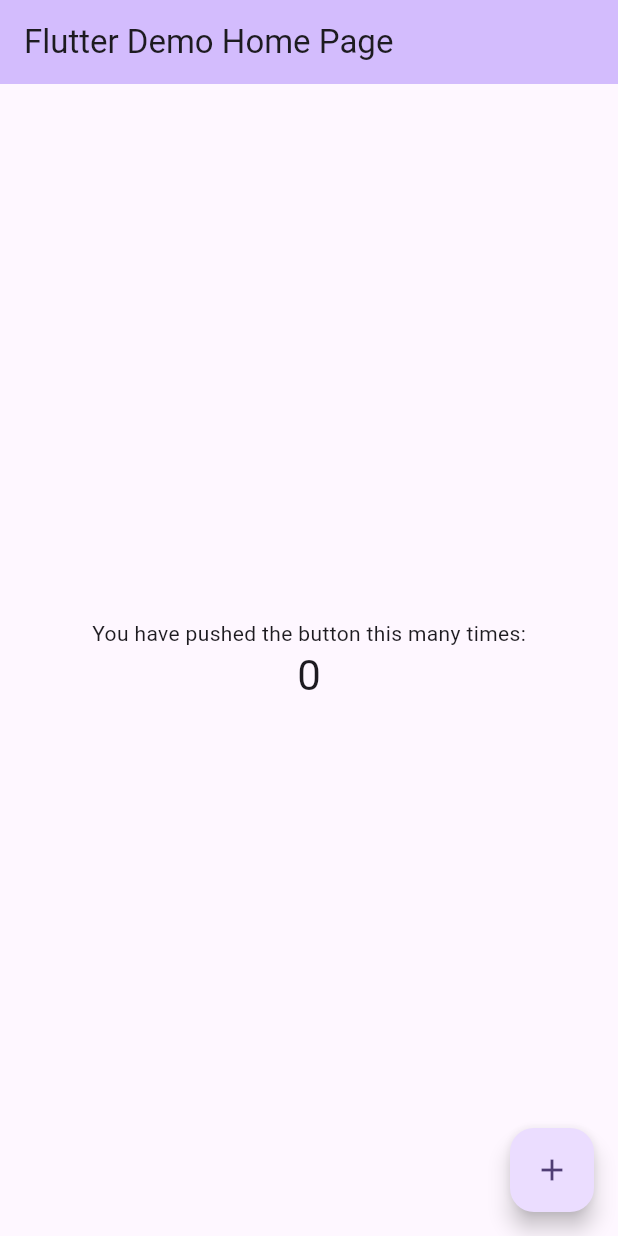
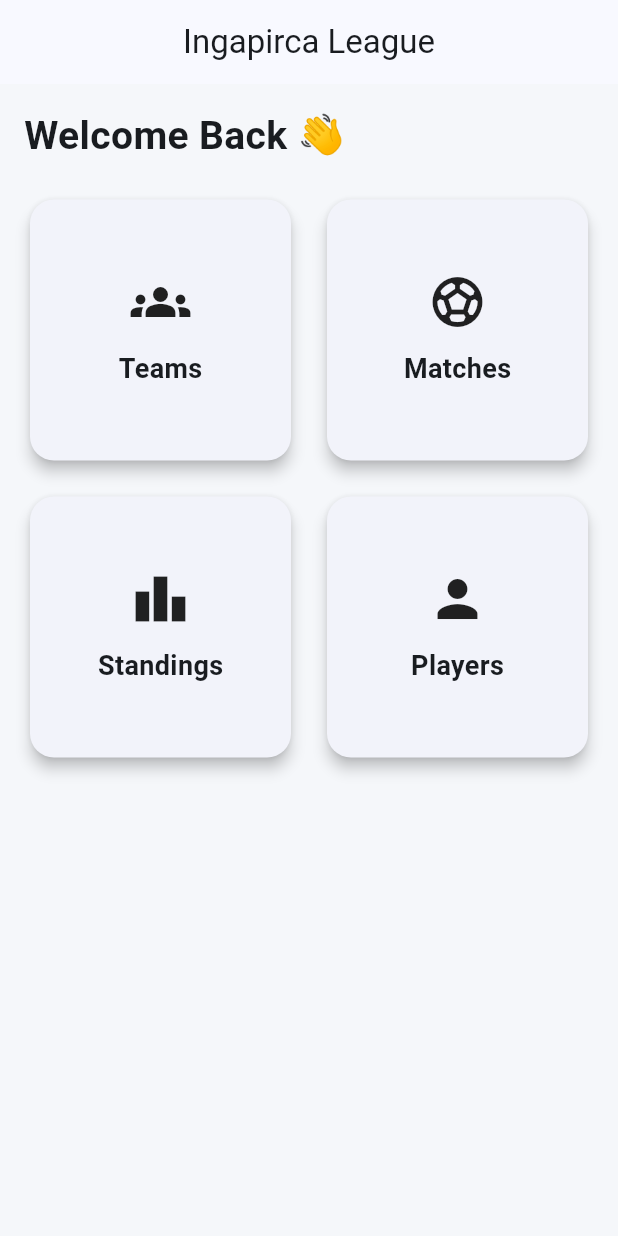
Before and after one commit to jack-narv/ingapirca_league_frontend, a Flutter app: the screen it shows after launch, on a phone screen of 412 x 824 dp. Run offline on Flutter 3.47's test engine with Material 3 defaults, Android fonts, the phone set to English and light mode, and no system bars.

Commit message:
initial styles

```diff
--- /dev/null
+++ b/lib/core/theme/app_theme.dart
@@ -0,0 +1,22 @@
+import 'package:flutter/material.dart';
+
+class AppTheme {
+  static ThemeData lightTheme = ThemeData(
+    useMaterial3: true,
+    colorScheme: ColorScheme.fromSeed(
+      seedColor: const Color(0xFF1E88E5),
+      brightness: Brightness.light,
+    ),
+    scaffoldBackgroundColor: const Color(0xFFF5F7FA),
+    appBarTheme: const AppBarTheme(
+      centerTitle: true,
+      elevation: 0,
+    ),
+    cardTheme: CardThemeData(
+      elevation: 4,
+      shape: RoundedRectangleBorder(
+        borderRadius: BorderRadius.circular(16),
+      ),
+    ),
+  );
+}
--- /dev/null
+++ b/lib/features/home/home_screen.dart
@@ -0,0 +1,94 @@
+import 'package:flutter/material.dart';
+
+class HomeScreen extends StatelessWidget {
+  const HomeScreen({super.key});
+
+  @override
+  Widget build(BuildContext context) {
+    return Scaffold(
+      appBar: AppBar(
+        title: const Text("Ingapirca League"),
+      ),
+      body: Padding(
+        padding: const EdgeInsets.all(16),
+        child: Column(
+          crossAxisAlignment: CrossAxisAlignment.start,
+          children: [
+            const Text(
+              "Welcome Back 👋",
+              style: TextStyle(
+                fontSize: 26,
+                fontWeight: FontWeight.bold,
+              ),
+            ),
+            const SizedBox(height: 20),
+
+            // Dashboard Cards
+            Expanded(
+              child: GridView.count(
+                crossAxisCount: 2,
+                crossAxisSpacing: 16,
+                mainAxisSpacing: 16,
+                children: const [
+                  _DashboardCard(
+                    title: "Teams",
+                    icon: Icons.groups,
+                  ),
+                  _DashboardCard(
+                    title: "Matches",
+                    icon: Icons.sports_soccer,
+                  ),
+                  _DashboardCard(
+                    title: "Standings",
+                    icon: Icons.leaderboard,
+                  ),
+                  _DashboardCard(
+                    title: "Players",
+                    icon: Icons.person,
+                  ),
+                ],
+              ),
+            ),
+          ],
+        ),
+      ),
+    );
+  }
+}
+
+class _DashboardCard extends StatelessWidget {
+  final String title;
+  final IconData icon;
+
+  const _DashboardCard({
+    required this.title,
+    required this.icon,
+  });
+
+  @override
+  Widget build(BuildContext context) {
+    return Card(
+      child: InkWell(
+        borderRadius: BorderRadius.circular(16),
+        onTap: () {},
+        child: Padding(
+          padding: const EdgeInsets.all(20),
+          child: Column(
+            mainAxisAlignment: MainAxisAlignment.center,
+            children: [
+              Icon(icon, size: 40),
+              const SizedBox(height: 12),
+              Text(
+                title,
+                style: const TextStyle(
+                  fontSize: 18,
+                  fontWeight: FontWeight.w600,
+                ),
+              ),
+            ],
+          ),
+        ),
+      ),
+    );
+  }
+}
--- a/lib/main.dart
+++ b/lib/main.dart
@@ -1,36 +1,22 @@
 import 'package:flutter/material.dart';
+import 'core/theme/app_theme.dart';
+import 'features/home/home_screen.dart';
 
 void main() {
-  runApp(const MyApp());
+  runApp(const IngaPircaLeagueApp());
 }
 
-class MyApp extends StatelessWidget {
-  const MyApp({super.key});
+class IngaPircaLeagueApp extends StatelessWidget {
+  const IngaPircaLeagueApp({super.key});
 
   // This widget is the root of your application.
   @override
   Widget build(BuildContext context) {
     return MaterialApp(
-      title: 'Flutter Demo',
-      theme: ThemeData(
-        // This is the theme of your application.
-        //
-        // TRY THIS: Try running your application with "flutter run". You'll see
-        // the application has a purple toolbar. Then, without quitting the app,
-        // try changing the seedColor in the colorScheme below to Colors.green
-        // and then invoke "hot reload" (save your changes or press the "hot
-        // reload" button in a Flutter-supported IDE, or press "r" if you used
-        // the command line to start the app).
-        //
-        // Notice that the counter didn't reset back to zero; the application
-        // state is not lost during the reload. To reset the state, use hot
-        // restart instead.
-        //
-        // This works for code too, not just values: Most code changes can be
-        // tested with just a hot reload.
-        colorScheme: .fromSeed(seedColor: Colors.deepPurple),
-      ),
-      home: const MyHomePage(title: 'Flutter Demo Home Page'),
+      debugShowCheckedModeBanner: false,
+      title: 'Ingapirca League',
+      theme: AppTheme.lightTheme,
+      home: const HomeScreen(),
     );
   }
 }
```
